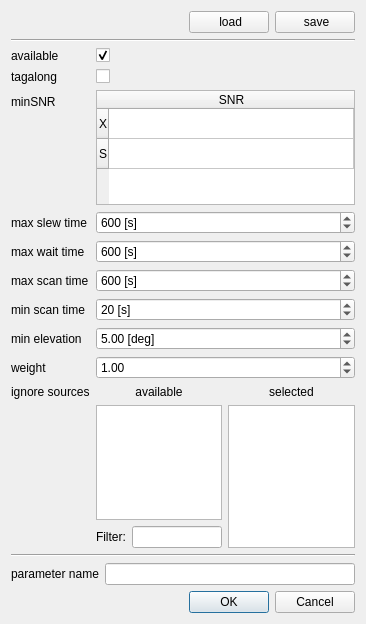
The window that stationparametersdialog.ui (TUW-VieVS/VieSchedpp) describes before a commit, drawn with Qt 5.
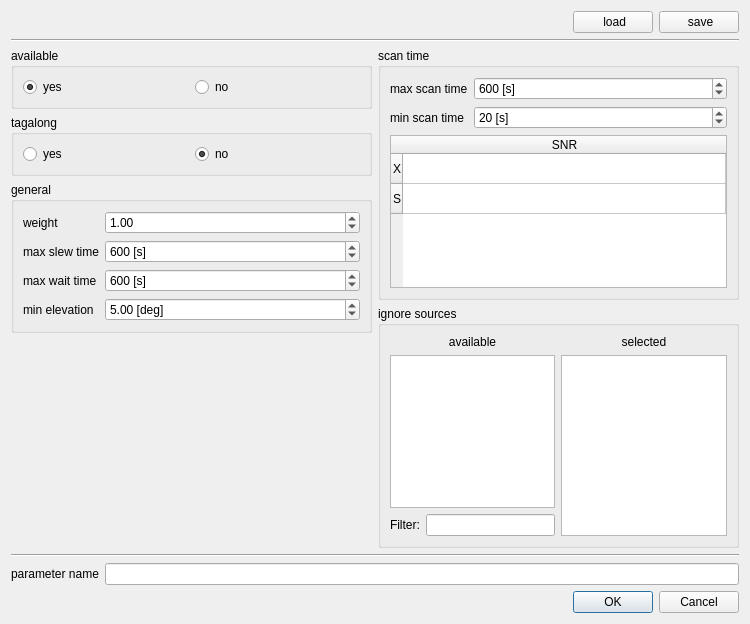
The same window after the commit. Icons and pictures are not drawn.

```diff
--- a/stationparametersdialog.ui
+++ b/stationparametersdialog.ui
@@ -6,14 +6,14 @@
    <rect>
     <x>0</x>
     <y>0</y>
-    <width>366</width>
+    <width>750</width>
     <height>624</height>
    </rect>
   </property>
   <property name="windowTitle">
    <string>Dialog</string>
   </property>
-  <layout class="QVBoxLayout" name="verticalLayout_4">
+  <layout class="QVBoxLayout" name="verticalLayout_7">
    <item>
     <layout class="QHBoxLayout" name="horizontalLayout_9">
      <item>
@@ -61,68 +61,92 @@
     </widget>
    </item>
    <item>
-    <layout class="QFormLayout" name="formLayout">
-     <item row="0" column="0">
-      <widget class="QLabel" name="availableLabel">
-       <property name="text">
+    <layout class="QHBoxLayout" name="horizontalLayout_6" stretch="1,1">
+     <item>
+      <layout class="QVBoxLayout" name="verticalLayout">
+       <item>
+        <widget class="QGroupBox" name="groupBox_2">
+         <property name="title">
         <string>available</string>
        </property>
-      </widget>
-     </item>
-     <item row="0" column="1">
-      <widget class="QCheckBox" name="availableCheckBox">
+         <layout class="QHBoxLayout" name="horizontalLayout_5">
+          <item>
+           <widget class="QRadioButton" name="radioButton_available_yes">
+            <property name="text">
+             <string>yes</string>
+            </property>
        <property name="checked">
         <bool>true</bool>
        </property>
       </widget>
      </item>
-     <item row="1" column="0">
-      <widget class="QLabel" name="tagalongLabel">
+          <item>
+           <widget class="QRadioButton" name="radioButton_available_no">
        <property name="text">
+             <string>no</string>
+            </property>
+           </widget>
+          </item>
+         </layout>
+        </widget>
+       </item>
+       <item>
+        <widget class="QGroupBox" name="groupBox_3">
+         <property name="title">
         <string>tagalong</string>
        </property>
-      </widget>
-     </item>
-     <item row="1" column="1">
-      <widget class="QCheckBox" name="tagalongCheckBox"/>
-     </item>
-     <item row="2" column="0">
-      <widget class="QLabel" name="minSNRLabel">
+         <layout class="QHBoxLayout" name="horizontalLayout_4">
+          <item>
+           <widget class="QRadioButton" name="radioButton_tagalong_yes">
        <property name="text">
-        <string>minSNR</string>
+             <string>yes</string>
        </property>
       </widget>
      </item>
-     <item row="2" column="1">
-      <widget class="QTableWidget" name="tableWidget_SNR">
-       <attribute name="horizontalHeaderStretchLastSection">
+          <item>
+           <widget class="QRadioButton" name="radioButton_tagalong_no">
+            <property name="text">
+             <string>no</string>
+            </property>
+            <property name="checked">
         <bool>true</bool>
-       </attribute>
-       <row>
-        <property name="text">
-         <string>X</string>
-        </property>
-       </row>
-       <row>
-        <property name="text">
-         <string>S</string>
-        </property>
-       </row>
-       <column>
+            </property>
+           </widget>
+          </item>
+         </layout>
+        </widget>
+       </item>
+       <item>
+        <widget class="QGroupBox" name="groupBox">
+         <property name="title">
+          <string>general</string>
+         </property>
+         <layout class="QFormLayout" name="formLayout_3">
+          <item row="0" column="0">
+           <widget class="QLabel" name="label_3">
         <property name="text">
-         <string>SNR</string>
-        </property>
-       </column>
-      </widget>
-     </item>
-     <item row="3" column="0">
+             <string>weight</string>
+            </property>
+           </widget>
+          </item>
+          <item row="0" column="1">
+           <widget class="QDoubleSpinBox" name="doubleSpinBox_weight">
+            <property name="singleStep">
+             <double>0.100000000000000</double>
+            </property>
+            <property name="value">
+             <double>1.000000000000000</double>
+            </property>
+           </widget>
+          </item>
+          <item row="1" column="0">
       <widget class="QLabel" name="maxSlewTimeLabel">
        <property name="text">
         <string>max slew time</string>
        </property>
       </widget>
      </item>
-     <item row="3" column="1">
+          <item row="1" column="1">
       <widget class="QSpinBox" name="spinBox_maxSlewTime">
        <property name="suffix">
         <string> [s]</string>
@@ -138,14 +162,14 @@
        </property>
       </widget>
      </item>
-     <item row="4" column="0">
+          <item row="2" column="0">
       <widget class="QLabel" name="maxWaitTimeLabel">
        <property name="text">
         <string>max wait time</string>
        </property>
       </widget>
      </item>
-     <item row="4" column="1">
+          <item row="2" column="1">
       <widget class="QSpinBox" name="spinBox_maxWaitTime">
        <property name="suffix">
         <string> [s]</string>
@@ -161,14 +185,59 @@
        </property>
       </widget>
      </item>
-     <item row="5" column="0">
+          <item row="3" column="0">
+           <widget class="QLabel" name="label_9">
+            <property name="text">
+             <string>min elevation</string>
+            </property>
+           </widget>
+          </item>
+          <item row="3" column="1">
+           <widget class="QDoubleSpinBox" name="doubleSpinBox_minElevation">
+            <property name="suffix">
+             <string> [deg]</string>
+            </property>
+            <property name="value">
+             <double>5.000000000000000</double>
+            </property>
+           </widget>
+          </item>
+         </layout>
+        </widget>
+       </item>
+       <item>
+        <spacer name="verticalSpacer">
+         <property name="orientation">
+          <enum>Qt::Vertical</enum>
+         </property>
+         <property name="sizeHint" stdset="0">
+          <size>
+           <width>20</width>
+           <height>40</height>
+          </size>
+         </property>
+        </spacer>
+       </item>
+      </layout>
+     </item>
+     <item>
+      <layout class="QVBoxLayout" name="verticalLayout_6">
+       <item>
+        <widget class="QGroupBox" name="groupBox_4">
+         <property name="title">
+          <string>scan time</string>
+         </property>
+         <layout class="QVBoxLayout" name="verticalLayout_5">
+          <item>
+           <layout class="QFormLayout" name="formLayout_2">
+            <item row="0" column="0">
       <widget class="QLabel" name="label">
        <property name="text">
         <string>max scan time</string>
        </property>
       </widget>
      </item>
-     <item row="5" column="1">
+            <item row="0" column="1">
       <widget class="QSpinBox" name="spinBox_maxScanTime">
        <property name="suffix">
         <string> [s]</string>
@@ -184,14 +253,14 @@
        </property>
       </widget>
      </item>
-     <item row="6" column="0">
+            <item row="1" column="0">
       <widget class="QLabel" name="label_2">
        <property name="text">
         <string>min scan time</string>
        </property>
       </widget>
      </item>
-     <item row="6" column="1">
+            <item row="1" column="1">
       <widget class="QSpinBox" name="spinBox_minScanTime">
        <property name="suffix">
         <string> [s]</string>
@@ -207,35 +276,45 @@
        </property>
       </widget>
      </item>
-     <item row="8" column="0">
-      <widget class="QLabel" name="label_3">
+           </layout>
+          </item>
+          <item>
+           <widget class="QTableWidget" name="tableWidget_SNR">
+            <property name="minimumSize">
+             <size>
+              <width>0</width>
+              <height>120</height>
+             </size>
+            </property>
+            <attribute name="horizontalHeaderStretchLastSection">
+             <bool>true</bool>
+            </attribute>
+            <row>
        <property name="text">
-        <string>weight</string>
-       </property>
-      </widget>
-     </item>
-     <item row="8" column="1">
-      <widget class="QDoubleSpinBox" name="doubleSpinBox_weight">
-       <property name="singleStep">
-        <double>0.100000000000000</double>
-       </property>
-       <property name="value">
-        <double>1.000000000000000</double>
-       </property>
-      </widget>
-     </item>
-     <item row="9" column="0">
-      <widget class="QLabel" name="label_4">
-       <property name="text">
+              <string>X</string>
+             </property>
+            </row>
+            <row>
+             <property name="text">
+              <string>S</string>
+             </property>
+            </row>
+            <column>
+             <property name="text">
+              <string>SNR</string>
+             </property>
+            </column>
+           </widget>
+          </item>
+         </layout>
+        </widget>
+       </item>
+       <item>
+        <widget class="QGroupBox" name="groupBox_5">
+         <property name="title">
         <string>ignore sources</string>
        </property>
-       <property name="alignment">
-        <set>Qt::AlignLeading|Qt::AlignLeft|Qt::AlignTop</set>
-       </property>
-      </widget>
-     </item>
-     <item row="9" column="1">
-      <layout class="QVBoxLayout" name="verticalLayout">
+         <layout class="QVBoxLayout" name="verticalLayout_4">
        <item>
         <layout class="QHBoxLayout" name="horizontalLayout_3">
          <item>
@@ -304,23 +383,9 @@
         </layout>
        </item>
       </layout>
-     </item>
-     <item row="7" column="0">
-      <widget class="QLabel" name="label_9">
-       <property name="text">
-        <string>min elevation</string>
-       </property>
-      </widget>
-     </item>
-     <item row="7" column="1">
-      <widget class="QDoubleSpinBox" name="doubleSpinBox_minElevation">
-       <property name="suffix">
-        <string> [deg]</string>
-       </property>
-       <property name="value">
-        <double>5.000000000000000</double>
-       </property>
-      </widget>
+        </widget>
+       </item>
+      </layout>
      </item>
     </layout>
    </item>
```
Left out of the diff: 4 changed lines with no effect on the pictures. Lines whose indentation alone changed are shown as unchanged.
